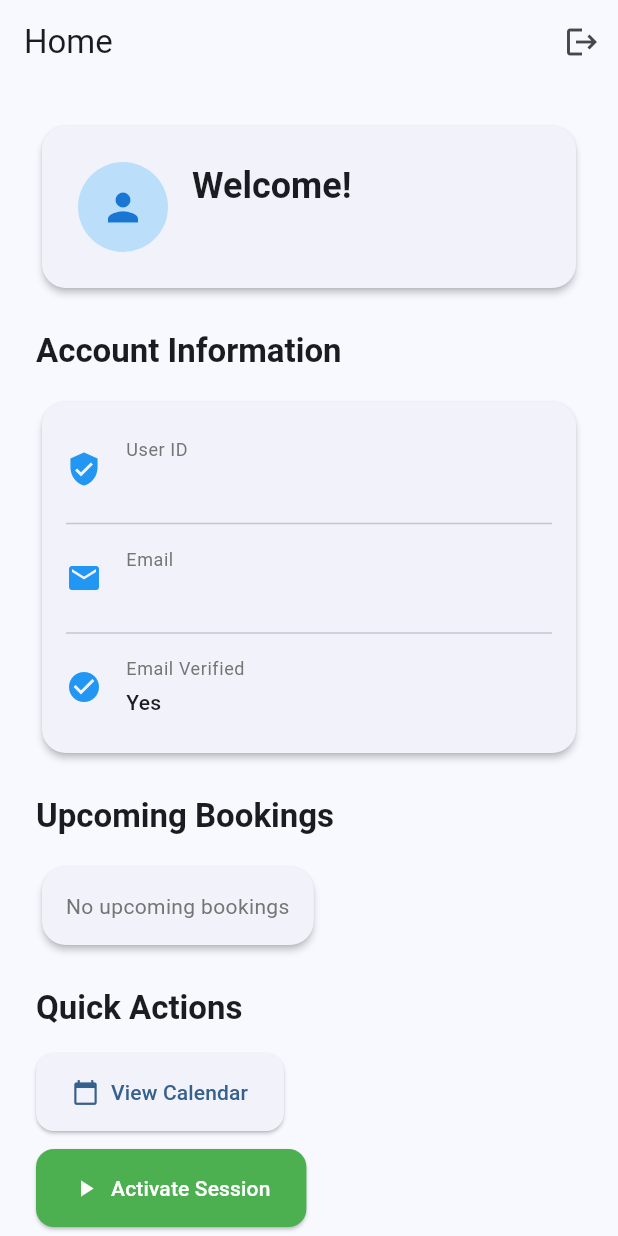
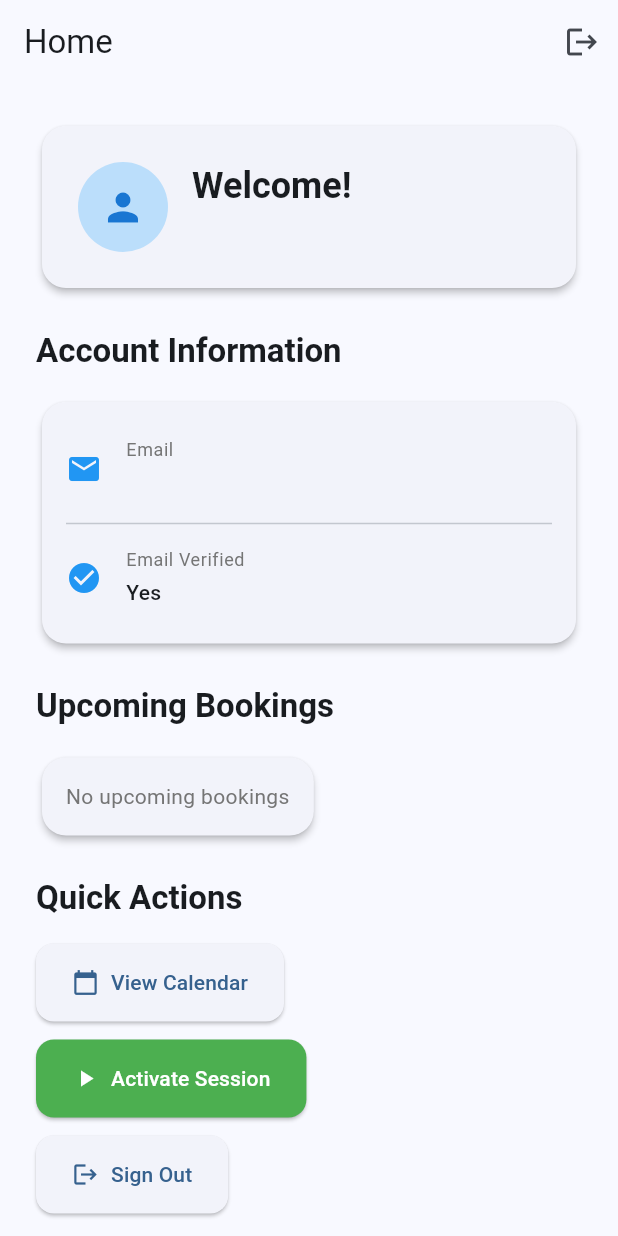
Before and after one commit to Beelzenord/GatewayDesktopJungholm, a Flutter app: the screen it shows once a user with an empty profile is signed in, on a phone screen of 412 x 824 dp. Run offline on Flutter 3.47's test engine with Material 3 defaults, Android fonts, the phone set to English and light mode, and no system bars; our stand-ins replace supabase_flutter, table_calendar; missing offline and left inert: window_manager; accounts and stored records are empty.

Commit message:
Remove user ID display from HomeScreen; streamline information presentation in user interface.

```diff
--- a/lib/screens/home_screen.dart
+++ b/lib/screens/home_screen.dart
@@ -215,13 +215,6 @@ class _HomeScreenState extends State<HomeScreen> {
                   padding: const EdgeInsets.all(16.0),
                   child: Column(
                     children: [
-                      _buildInfoRow(
-                        context,
-                        'User ID',
-                        user?.id ?? 'N/A',
-                        Icons.verified_user,
-                      ),
-                      const Divider(),
                       _buildInfoRow(
                         context,
                         'Email',
```
